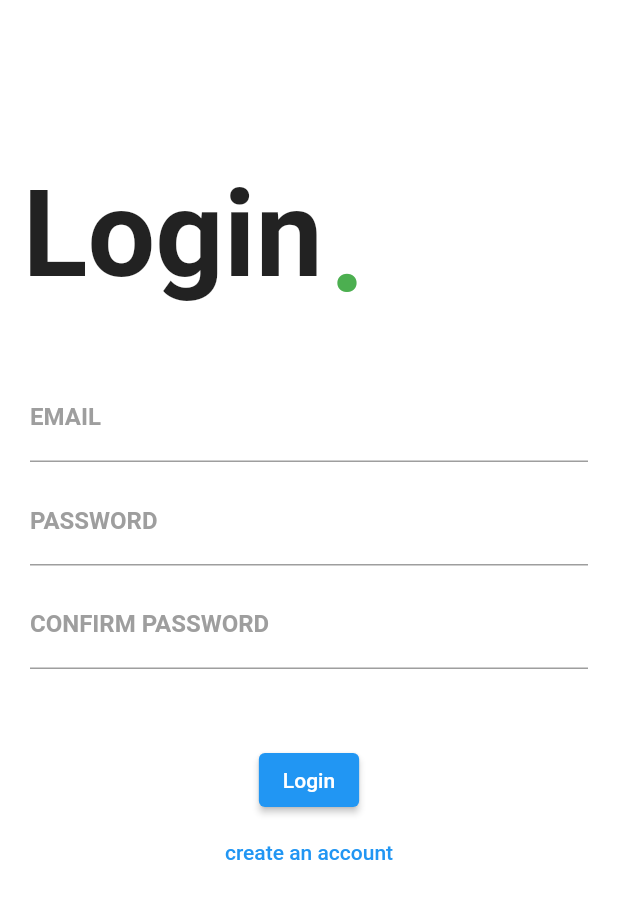
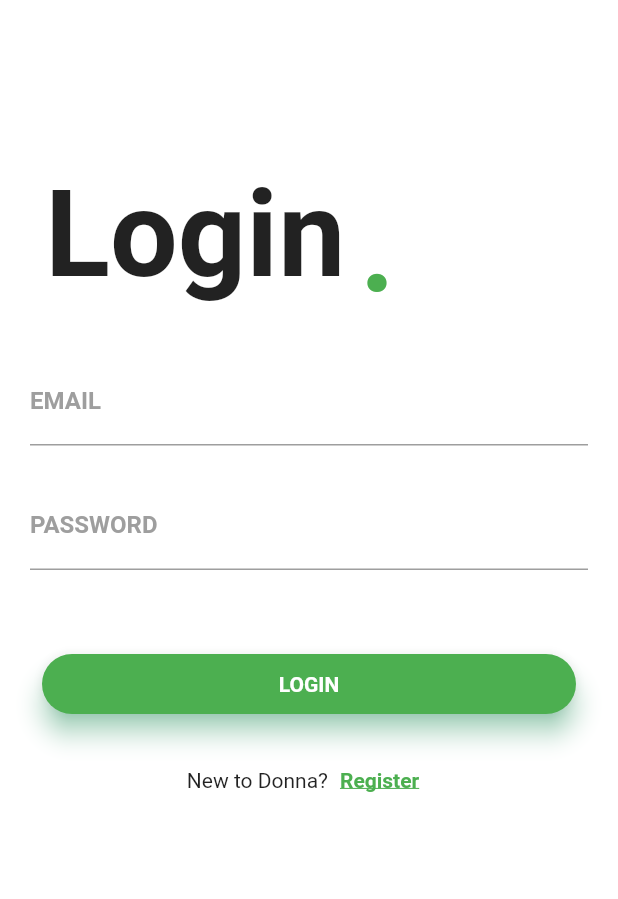
Before and after one commit to betaoverflow/donna, a Flutter app: the LoginPage screen opened directly, on a phone screen of 412 x 824 dp. Shown: the top 899 px of the screen. Run offline on Flutter 3.47's test engine with Material 2 defaults, Android fonts, the phone set to English and light mode, and no system bars; our stand-ins replace animated_theme_switcher, bubble_bottom_bar, cloud_firestore, firebase_auth, firebase_core, flutter_tts; accounts and stored records are empty; network calls fail; Roboto replaces fonts that are missing (Montserrat).

Commit message:
Enhancemet: Login screen with logic completed

```diff
--- a/lib/screens/loginPage.dart
+++ b/lib/screens/loginPage.dart
@@ -17,66 +17,16 @@ class _LoginPageState extends State<LoginPage> {
   Widget build(BuildContext context) {
     final AuthService _auth = AuthService();
 
-    // return Scaffold(
-    //   body: ListView(
-    //       padding: EdgeInsets.symmetric(horizontal: 32),
-    //       physics: BouncingScrollPhysics(),
-    //       children: [
-    //         const SizedBox(height: 24),
-    //         TextField(
-    //           controller: emailController,
-    //           decoration: InputDecoration(
-    //               labelText: 'EMAIL',
-    //               labelStyle: TextStyle(
-    //                   fontFamily: 'Montserrat',
-    //                   fontWeight: FontWeight.bold,
-    //                   color: Colors.grey),
-    //               // hintText: 'EMAIL',
-    //               // hintStyle: ,
-    //               focusedBorder: UnderlineInputBorder(
-    //                   borderSide: BorderSide(color: Colors.green))),
-    //         ),
-    //         const SizedBox(height: 24),
-    //         TextField(
-    //           controller: passwordController,
-    //           decoration: InputDecoration(
-    //               labelText: 'PASSWORD ',
-    //               labelStyle: TextStyle(
-    //                   fontFamily: 'Montserrat',
-    //                   fontWeight: FontWeight.bold,
-    //                   color: Colors.grey),
-    //               focusedBorder: UnderlineInputBorder(
-    //                   borderSide: BorderSide(color: Colors.green))),
-    //           obscureText: true,
-    //         ),
-    //         const SizedBox(height: 48),
-    //         ElevatedButton(
-    //             onPressed: () async {
-    //               dynamic res = await _auth.login(
-    //                   emailController.text, passwordController.text);
-    //               Navigator.pop(context);
-    //             },
-    //             child: Text("login")),
-    //         const SizedBox(height: 12),
-    //         TextButton(
-    //             onPressed: () {
-    //               Navigator.push(
-    //                   context, MaterialPageRoute(builder: (_) => SignupPage()));
-    //             },
-    //             child: Text("create an account"))
-    //       ]),
-    // );
-
-    return new Scaffold(
-        body: SingleChildScrollView(
-      child: Column(
-          crossAxisAlignment: CrossAxisAlignment.start,
-          children: <Widget>[
+    return Scaffold(
+      body: ListView(
+          padding: EdgeInsets.symmetric(horizontal: 20),
+          physics: BouncingScrollPhysics(),
+          children: [
             Container(
               child: Stack(
                 children: <Widget>[
                   Container(
-                    padding: EdgeInsets.fromLTRB(15.0, 110.0, 0.0, 0.0),
+                    padding: EdgeInsets.fromLTRB(10.0, 110.0, 0.0, 0.0),
                     child: Text(
                       'Login',
                       style: TextStyle(
@@ -96,10 +46,7 @@ class _LoginPageState extends State<LoginPage> {
                 ],
               ),
             ),
-            Container(
-                padding: EdgeInsets.only(top: 35.0, left: 20.0, right: 20.0),
-                child: Column(
-                  children: <Widget>[
+            const SizedBox(height: 24),
             TextField(
               controller: emailController,
               decoration: InputDecoration(
@@ -113,7 +60,7 @@ class _LoginPageState extends State<LoginPage> {
                   focusedBorder: UnderlineInputBorder(
                       borderSide: BorderSide(color: Colors.green))),
             ),
-                    SizedBox(height: 10.0),
+            const SizedBox(height: 24),
             TextField(
               controller: passwordController,
               decoration: InputDecoration(
@@ -126,77 +73,61 @@ class _LoginPageState extends State<LoginPage> {
                       borderSide: BorderSide(color: Colors.green))),
               obscureText: true,
             ),
-                    SizedBox(height: 10.0),
-                    TextField(
-                      decoration: InputDecoration(
-                          labelText: 'CONFIRM PASSWORD ',
-                          labelStyle: TextStyle(
+            const SizedBox(height: 48),
+            TextButton(
+              onPressed: () async {
+                dynamic res = await _auth.login(
+                    emailController.text, passwordController.text);
+                Navigator.pop(context);
+              },
+              child: Container(
+                  height: 40.0,
+                  child: Material(
+                    borderRadius: BorderRadius.circular(20.0),
+                    shadowColor: Colors.greenAccent,
+                    color: Colors.green,
+                    elevation: 7.0,
+                    child: GestureDetector(
+                      onTap: () {},
+                      child: Center(
+                        child: Text(
+                          'LOGIN',
+                          style: TextStyle(
+                              color: Colors.white,
+                              fontWeight: FontWeight.bold,
+                              fontFamily: 'Montserrat'),
+                        ),
+                      ),
+                    ),
+                  )),
+            ),
+            const SizedBox(height: 12),
+            Row(
+              mainAxisAlignment: MainAxisAlignment.center,
+              children: <Widget>[
+                Text(
+                  'New to Donna?',
+                  style: TextStyle(
                     fontFamily: 'Montserrat',
-                              fontWeight: FontWeight.bold,
-                              color: Colors.grey),
-                          focusedBorder: UnderlineInputBorder(
-                              borderSide: BorderSide(color: Colors.green))),
                   ),
-                    SizedBox(height: 50.0),
-                    ElevatedButton(
-                        onPressed: () async {
-                          dynamic result = await _auth.register(
-                              emailController.text, passwordController.text);
-                          print(emailController.text);
-                          print(passwordController.text);
-                        },
-                        child: Text("Login")),
-                    TextButton(
+                ),
+                InkWell(
+                  child: TextButton(
                     onPressed: () {
                       Navigator.push(context,
                           MaterialPageRoute(builder: (_) => SignupPage()));
                     },
-                        child: Text("create an account")),
-                    // Container(
-                    //     height: 40.0,
-                    //     child: Material(
-                    //       borderRadius: BorderRadius.circular(20.0),
-                    //       shadowColor: Colors.greenAccent,
-                    //       color: Colors.green,
-                    //       elevation: 7.0,
-                    //       child: GestureDetector(
-                    //         onTap: () {},
-                    //         child: Center(
-                    //           child: Text(
-                    //             'SIGNUP',
-                    //             style: TextStyle(
-                    //                 color: Colors.white,
-                    //                 fontWeight: FontWeight.bold,
-                    //                 fontFamily: 'Montserrat'),
-                    //           ),
-                    //         ),
-                    //       ),
-                    //     )),
-                    SizedBox(height: 20.0),
+                    child: Text('Register',
+                        style: TextStyle(
+                            color: Colors.green,
+                            fontFamily: 'Montserrat',
+                            fontWeight: FontWeight.bold,
+                            decoration: TextDecoration.underline)),
+                  ),
+                )
               ],
-                )),
-            // SizedBox(height: 15.0),
-            // Row(
-            //   mainAxisAlignment: MainAxisAlignment.center,
-            //   children: <Widget>[
-            //     Text(
-            //       'New to Spotify?',
-            //       style: TextStyle(
-            //         fontFamily: 'Montserrat',
-            //       ),
-            //     ),
-            //     SizedBox(width: 5.0),
-            //     InkWell(
-            //       child: Text('Register',
-            //           style: TextStyle(
-            //               color: Colors.green,
-            //               fontFamily: 'Montserrat',
-            //               fontWeight: FontWeight.bold,
-            //               decoration: TextDecoration.underline)),
-            //     )
-            //   ],
-            // )
+            )
           ]),
-    ));
+    );
   }
 }
```
Lines whose indentation alone changed are shown as unchanged.
